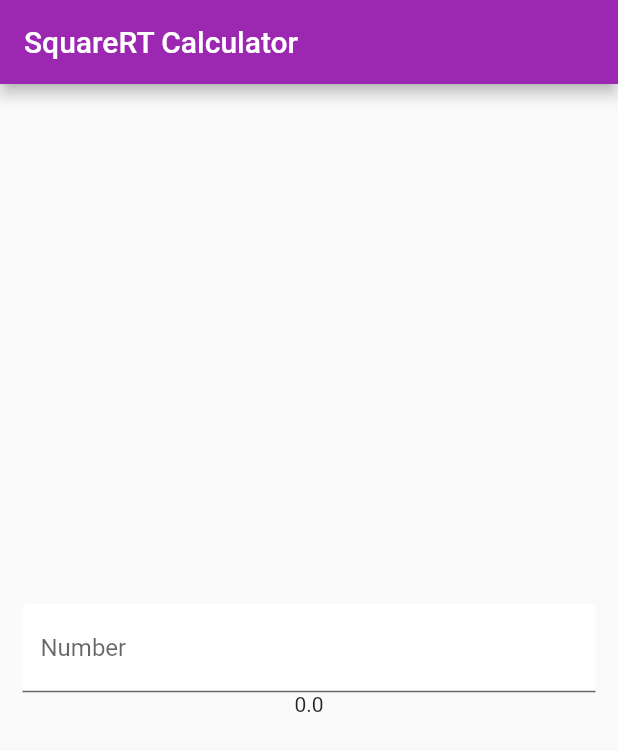
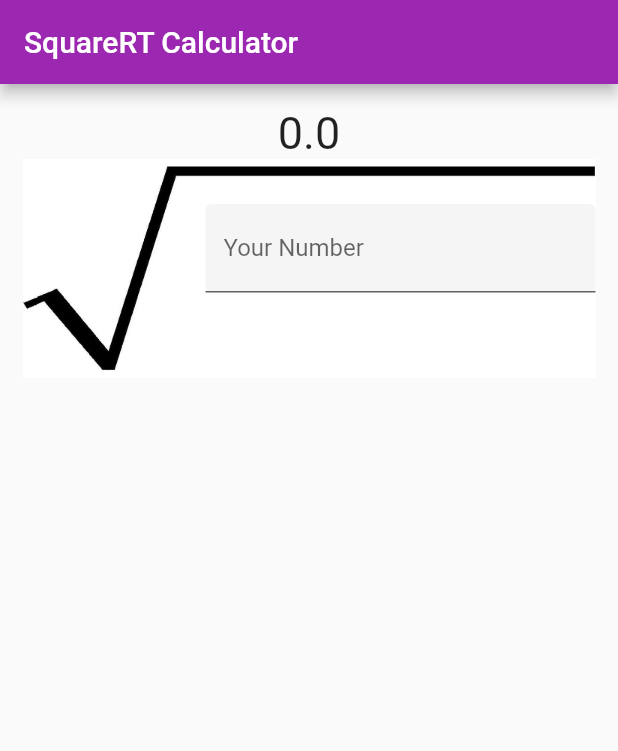
Before and after one commit to CesarGascaAndrade/SquareRT.Flutter, a Flutter app: the screen it shows after launch, on a phone screen of 412 x 824 dp. Shown: the top 751 px of the screen. Run offline on Flutter 3.47's test engine with Material 2 defaults, Android fonts, the phone set to English and light mode, and no system bars.

Commit message:
Added \'square root image\' and \'Stack widget\' to position image and text field correctly

```diff
--- a/lib/Views/MainView.dart
+++ b/lib/Views/MainView.dart
@@ -25,27 +25,50 @@ class _MainViewState extends State<MainView> {
           ),
           body: Padding(
             padding: const EdgeInsets.all(15.0),
-            child: Center(
-              child: Column(
-                mainAxisAlignment: MainAxisAlignment.center,
+            child: ListView(
+              children: [
+                Column(
                   children: <Widget>[
-                  TextField(
+                    Text(
+                      model.result.toString(),
+                      style: TextStyle(
+                        fontSize: 30,
+                      ),
+                    ),
+                    Stack(
+                      //mainAxisAlignment: MainAxisAlignment.center,
+                      children: <Widget>[
+                        Container(
+                          child: Image.asset('assets/squareRoot.jpg'),
+                        ),
+                        Positioned(
+                          top: 30,
+                          right: 0,
+                          width: 400,
+                          child: FractionallySizedBox(
+                            widthFactor: 0.65,
+                            alignment: Alignment.centerRight,
+                            child: Container(
+                              child: TextField(
                                 keyboardType: TextInputType.number,
                                 decoration: InputDecoration(
-                      labelText: 'Number',
+                                  labelText: 'Your Number',
                                   filled: true,
-                      fillColor: Colors.white,
+                                  //fillColor: Colors.white,
                                 ),
                                 onChanged: (value) {
                                   print('changed');
                                   model.calculate(double.parse(value));
                                 },
                               ),
-                  Text(
-                    model.result.toString(),
+                            ),
+                          ),
                         ),
                       ],
                     ),
+                  ],
+                )
+              ],
             ),
           ),
         );
--- a/pubspec.yaml
+++ b/pubspec.yaml
@@ -38,8 +38,8 @@ flutter:
   uses-material-design: true
 
   # To add assets to your application, add an assets section, like this:
-  # assets:
-  #  - images/a_dot_burr.jpeg
+  assets:
+    - assets/squareRoot.jpg
   #  - images/a_dot_ham.jpeg
 
   # An image asset can refer to one or more resolution-specific "variants", see
```
Also changed, not shown: assets/squareRoot.jpg (added). Lines whose indentation alone changed are shown as unchanged.
